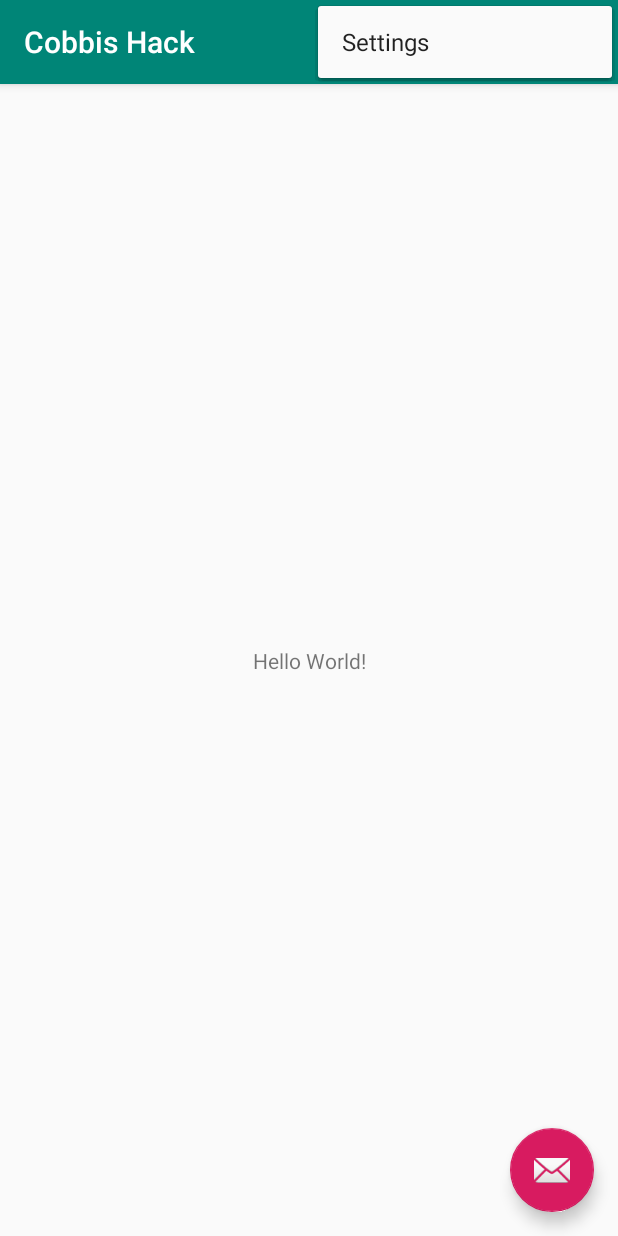
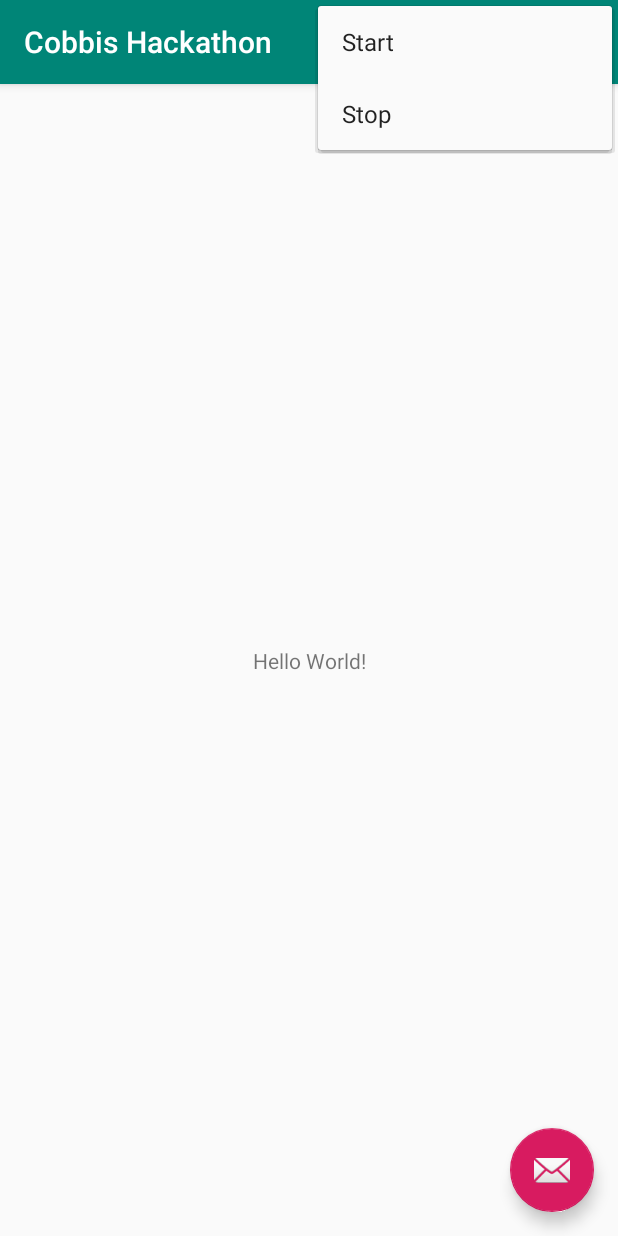
Before and after one commit to zanozbot/cobbis-hackathon, an Android app: the screen it shows after launch (MainActivity), with the options menu open, on a phone screen of 412 x 824 dp. Run offline under Robolectric (Android 15) with nearby library versions, the phone set to English and light mode, and no system bars.

Commit message:
Implementhed start and stop calls

```diff
--- a/app/src/main/java/si/zanozbot/cobbishack/CobbisService.java
+++ b/app/src/main/java/si/zanozbot/cobbishack/CobbisService.java
@@ -3,6 +3,7 @@ package si.zanozbot.cobbishack;
 import retrofit2.Call;
 import retrofit2.http.GET;
 import retrofit2.http.Headers;
+import retrofit2.http.Path;
 
 public interface CobbisService {
 
@@ -12,4 +13,18 @@ public interface CobbisService {
     })
     @GET("start")
     Call<CobbisModel> start();
+
+    @Headers({
+            "apikey: 9e0f071c",
+            "token: fa92-40d1-86d5-0c5791ffb3b0"
+    })
+    @GET("stop")
+    Call<CobbisModel> stop();
+
+    @Headers({
+            "apikey: 9e0f071c",
+            "token: fa92-40d1-86d5-0c5791ffb3b0"
+    })
+    @GET("scan/{number}")
+    Call<CobbisModel> scan(@Path("number") String number);
 }
--- a/app/src/main/res/menu/menu_main.xml
+++ b/app/src/main/res/menu/menu_main.xml
@@ -3,8 +3,13 @@
     xmlns:tools="http://schemas.android.com/tools"
     tools:context="si.zanozbot.cobbishack.MainActivity">
     <item
-        android:id="@+id/action_settings"
+    android:id="@+id/action_start"
+    android:orderInCategory="100"
+    android:title="@string/action_start"
+    app:showAsAction="never" />
+    <item
+        android:id="@+id/action_stop"
         android:orderInCategory="100"
-        android:title="@string/action_settings"
+        android:title="@string/action_stop"
         app:showAsAction="never" />
 </menu>
--- a/app/src/main/res/values/strings.xml
+++ b/app/src/main/res/values/strings.xml
@@ -1,4 +1,5 @@
 <resources>
-    <string name="app_name">Cobbis Hack</string>
-    <string name="action_settings">Settings</string>
+    <string name="app_name">Cobbis Hackathon</string>
+    <string name="action_start">Start</string>
+    <string name="action_stop">Stop</string>
 </resources>
```
Also changed, not shown: app/src/main/java/si/zanozbot/cobbishack/MainActivity.java (+43 -14 lines).
